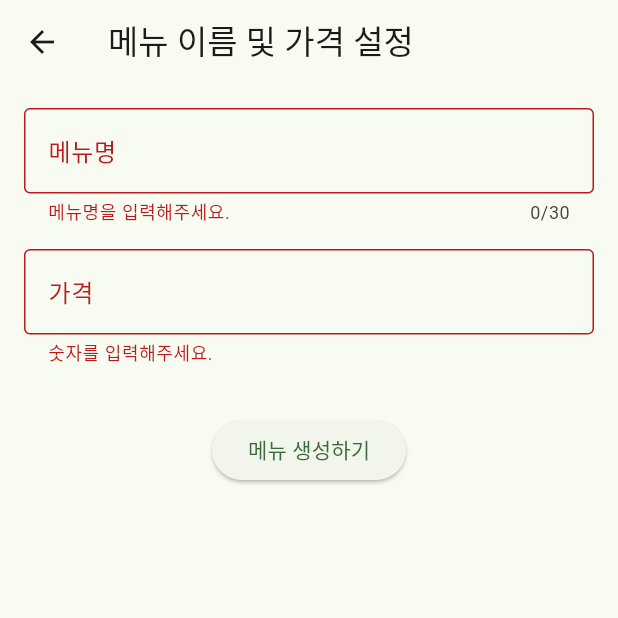
After one commit to Penopuin/FE_nutrition_analysis_corporate_task, a Flutter app: the MenuCreateScreen screen opened directly, after a tap on "메뉴 생성하기", on a phone screen of 412 x 824 dp, the top half of it. The commit adds this screen. Run offline on Flutter 3.47's test engine with Material 3 defaults, Android fonts, the phone set to English and light mode, and no system bars.

Commit message:
menu_create_screen.dart + nutrition_api_service.dart (first add)

```diff
--- /dev/null
+++ b/lib/screens/menu_create_screen.dart
@@ -0,0 +1,132 @@
+import 'package:flutter/material.dart';
+import '../services/nutrition_api_service.dart';
+import '../screens/ai_comment_menu_screen.dart';
+import '../models/selected_ingredients.dart';
+import '../models/nutrition_item.dart';
+
+class MenuCreateScreen extends StatefulWidget {
+  const MenuCreateScreen({super.key});
+
+  @override
+  State<MenuCreateScreen> createState() => _MenuCreateScreenState();
+}
+
+class _MenuCreateScreenState extends State<MenuCreateScreen> {
+  final _formKey = GlobalKey<FormState>();
+  final TextEditingController _nameController = TextEditingController();
+  final TextEditingController _priceController = TextEditingController();
+
+  bool _isSubmitting = false;
+
+  Future<void> _submitMenu() async {
+    if (!_formKey.currentState!.validate()) return;
+
+    setState(() => _isSubmitting = true);
+
+    final name = _nameController.text.trim();
+    final price = int.parse(_priceController.text.trim());
+
+    try {
+      final response = await NutritionApiService().createMenu(
+        name: name,
+        price: price,
+        ingredients: SelectedIngredients.toJsonList(),
+      );
+
+      if (response['menu_id'] != null) {
+        // 예시: 실제로는 분석 API나 코멘트 API로 받아야 할 수 있음
+        Navigator.pushReplacement(
+          context,
+          MaterialPageRoute(
+            builder: (context) => AiCommentMenuScreen(
+              item: NutritionItem(
+                food_name: name,
+                calorie_kcal: 0, // 추후 분석 결과로 채우기
+                protein_g: 0,
+                fat_g: 0,
+                carbohydrate_g: 0,
+                sugar_g: 0,
+                saturated_fat_g: 0,
+                trans_fat_g: 0,
+                sodium_mg: 0,
+                cholesterol_mg: 0,
+                serving_size_g: 0,
+              ),
+              price: price,
+              aiComment: 'AI 코멘트는 추후 연결 예정',
+            ),
+          ),
+        );
+      } else {
+        throw Exception(response['error'] ?? '서버 오류');
+      }
+    } catch (e) {
+      ScaffoldMessenger.of(context).showSnackBar(
+        SnackBar(content: Text('오류: $e')),
+      );
+    } finally {
+      setState(() => _isSubmitting = false);
+    }
+  }
+
+  @override
+  Widget build(BuildContext context) {
+    return Scaffold(
+      appBar: AppBar(title: const Text("메뉴 이름 및 가격 설정")),
+      body: Padding(
+        padding: const EdgeInsets.all(16),
+        child: Form(
+          key: _formKey,
+          child: Column(
+            children: [
+              TextFormField(
+                controller: _nameController,
+                maxLength: 30,
+                decoration: const InputDecoration(
+                  labelText: "메뉴명",
+                  hintText: "예: 닭가슴살 샐러드",
+                  border: OutlineInputBorder(),
+                ),
+                validator: (value) {
+                  final valid = RegExp(r'^[가-힣a-zA-Z0-9 ]+$');
+                  if (value == null || value.trim().isEmpty) {
+                    return '메뉴명을 입력해주세요.';
+                  }
+                  if (!valid.hasMatch(value)) {
+                    return '한글, 영문, 숫자, 공백만 허용됩니다.';
+                  }
+                  return null;
+                },
+              ),
+              const SizedBox(height: 16),
+              TextFormField(
+                controller: _priceController,
+                keyboardType: TextInputType.number,
+                decoration: const InputDecoration(
+                  labelText: "가격",
+                  hintText: "예: 7000",
+                  border: OutlineInputBorder(),
+                ),
+                validator: (value) {
+                  final price = int.tryParse(value ?? '');
+                  if (price == null) return '숫자를 입력해주세요.';
+                  if (price < 500 || price > 50000) {
+                    return '가격은 500원 이상 50,000원 이하입니다.';
+                  }
+                  return null;
+                },
+              ),
+              const SizedBox(height: 32),
+              ElevatedButton(
+                onPressed: _isSubmitting ? null : _submitMenu,
+                child: _isSubmitting
+                    ? const CircularProgressIndicator()
+                    : const Text("메뉴 생성하기"),
+              ),
+            ],
+          ),
+        ),
+      ),
+    );
+  }
+}
```
Also changed, not shown: lib/screens/ai_comment_menu_screen.dart (added, +80 -0 lines), lib/screens/ingredient_search_screen.dart (+21 -6 lines), lib/services/nutrition_api_service.dart (+28 -3 lines), pubspec.yaml (+3 -69 lines), lib/images/img.png (added), 2 other files.
